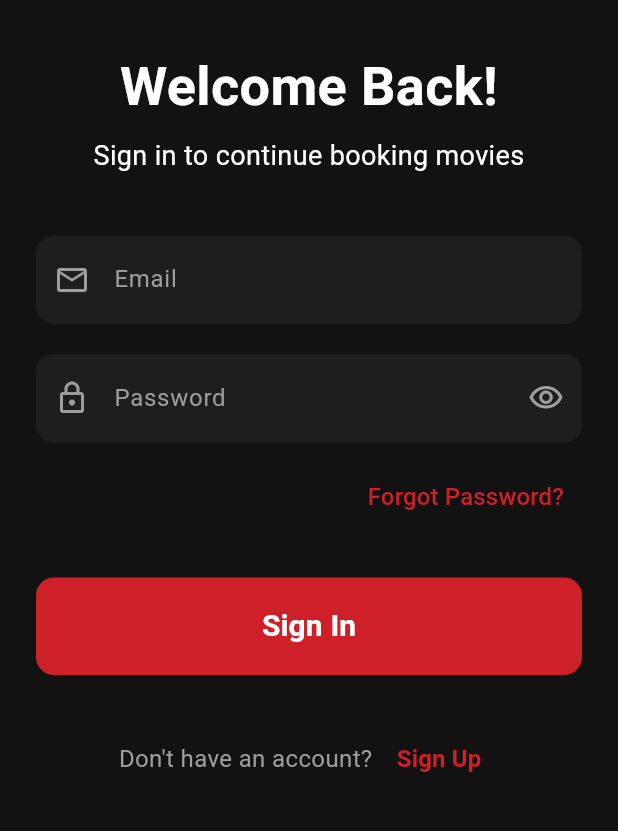
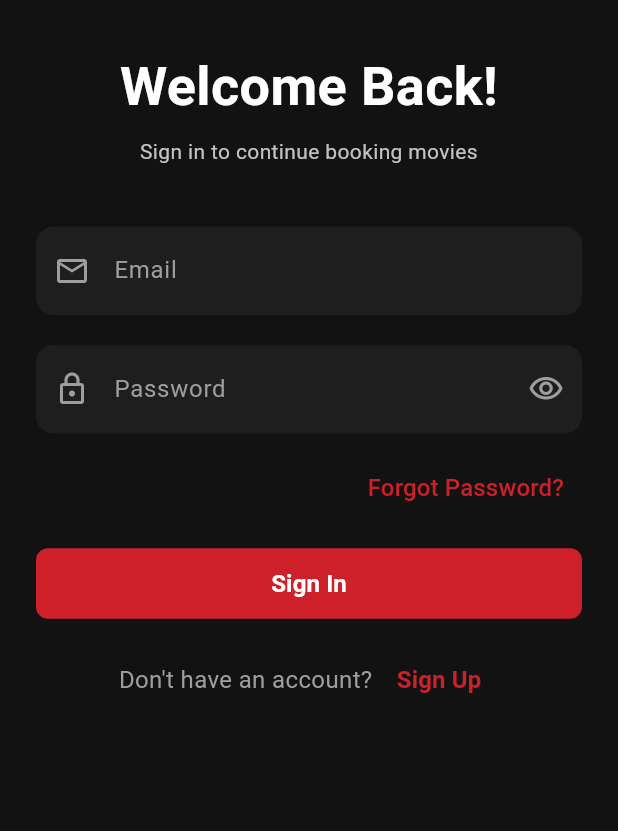
Before and after one commit to Sithi-sak/movie-booking-monorepo, a Flutter app: the screen it shows after launch, after a tap on "Sign In", on a phone screen of 412 x 824 dp, the part 264-1095 px from its top. Run offline on Flutter 3.47's test engine with Material 3 defaults, Android fonts, the phone set to English and light mode, and no system bars; our stand-ins replace carousel_slider, lottie, shared_preferences, youtube_player_flutter; network calls fail.

Commit message:
final updates

```diff
--- a/frontend/lib/data/models/developer_model.dart
+++ b/frontend/lib/data/models/developer_model.dart
@@ -17,7 +17,6 @@ class DeveloperModel {
     required this.github,
   });
 
-  // Convert from JSON
   factory DeveloperModel.fromJson(Map<String, dynamic> json) {
     return DeveloperModel(
       id: json['id'],
@@ -30,7 +29,6 @@ class DeveloperModel {
     );
   }
 
-  // Convert to JSON
   Map<String, dynamic> toJson() {
     return {
       'id': id,
--- a/frontend/lib/main.dart
+++ b/frontend/lib/main.dart
@@ -9,7 +9,6 @@ void main() {
 class MyApp extends StatelessWidget {
   const MyApp({super.key});
 
-  // This widget is the root of your application.
   @override
   Widget build(BuildContext context) {
     return MaterialApp(
--- a/frontend/lib/presentation/auth/forgot_pw.dart
+++ b/frontend/lib/presentation/auth/forgot_pw.dart
@@ -34,7 +34,7 @@ class ForgotPw extends StatelessWidget {
             const SizedBox(height: 12),
 
             Text(
-              'Enter your email address and we\ will send you a link to reset your password',
+              'Enter your email address and we will send you a link to reset your password',
               style: TextStyle(
                 color: Colors.grey[400],
                 fontSize: 14,
--- a/frontend/lib/presentation/auth/sign_in.dart
+++ b/frontend/lib/presentation/auth/sign_in.dart
@@ -122,8 +122,8 @@ class _SignInState extends State<SignIn> {
                 const Text(
                   'Sign in to continue booking movies',
                   style: TextStyle(
-                    color: Colors.white,
-                    fontSize: 18,
+                    color: Color.fromARGB(255, 194, 194, 194),
+                    fontSize: 14,
                   ),
                   textAlign: TextAlign.center,
                 ),
@@ -237,7 +237,7 @@ class _SignInState extends State<SignIn> {
                   ),
                 ),
 
-                const SizedBox(height: 30),
+                const SizedBox(height: 16),
 
                 //sign in button
                 SizedBox(
@@ -247,9 +247,9 @@ class _SignInState extends State<SignIn> {
                     style: ElevatedButton.styleFrom(
                       backgroundColor: const Color(0xFFCE2029),
                       foregroundColor: Colors.white,
-                      padding: const EdgeInsets.symmetric(vertical: 18),
+                      padding: const EdgeInsets.symmetric(vertical: 12),
                       shape: RoundedRectangleBorder(
-                        borderRadius: BorderRadius.circular(12),
+                        borderRadius: BorderRadius.circular(8),
                       ),
                       elevation: 0,
                     ),
@@ -265,14 +265,14 @@ class _SignInState extends State<SignIn> {
                         : const Text(
                             'Sign In',
                             style: TextStyle(
-                              fontSize: 20,
+                              fontSize: 16,
                               fontWeight: FontWeight.bold,
                             ),
                           ),
                   ),
                 ),
 
-                const SizedBox(height: 32),
+                const SizedBox(height: 16),
 
                 //sign up
                 Row(
@@ -302,8 +302,6 @@ class _SignInState extends State<SignIn> {
                     ),
                   ],
                 ),
-
-                const SizedBox(height: 20),
               ],
             ),
           ),
--- a/frontend/lib/presentation/auth/welcome.dart
+++ b/frontend/lib/presentation/auth/welcome.dart
@@ -55,7 +55,7 @@ class Welcome extends StatelessWidget {
 
               SizedBox(
                 width: double.infinity,
-                height: 56,
+                height: 44,
                 child: ElevatedButton(
                   onPressed: () {
                     Navigator.push(context, MaterialPageRoute(builder: (context) => SignIn()));
@@ -65,7 +65,7 @@ class Welcome extends StatelessWidget {
                     foregroundColor: Colors.white,
                     elevation: 0,
                     shape: RoundedRectangleBorder(
-                      borderRadius: BorderRadius.circular(16),
+                      borderRadius: BorderRadius.circular(8),
                     ),
                   ),
                   child: const Text(
@@ -81,7 +81,7 @@ class Welcome extends StatelessWidget {
 
               SizedBox(
                 width: double.infinity,
-                height: 56,
+                height: 44,
                 child: OutlinedButton(
                   onPressed: () {
                     Navigator.push(context, MaterialPageRoute(builder: (context) => SignUp()));
@@ -92,7 +92,7 @@ class Welcome extends StatelessWidget {
                     elevation: 0,
                     side: const BorderSide(color: Color(0xFFCE2029), width: 2),
                     shape: RoundedRectangleBorder(
-                      borderRadius: BorderRadius.circular(16),
+                      borderRadius: BorderRadius.circular(8),
                     ),
                   ),
                   child: const Text(
--- a/frontend/lib/presentation/screens/about/about_screen.dart
+++ b/frontend/lib/presentation/screens/about/about_screen.dart
@@ -162,9 +162,9 @@ class _AnimatedDeveloperCardState extends State<_AnimatedDeveloperCard>
       child: Container(
         padding: const EdgeInsets.all(8),
         decoration: BoxDecoration(
-          color: Colors.white.withOpacity(0.05),
+          color: Colors.white.withValues(alpha: 0.05),
           borderRadius: BorderRadius.circular(30),
-          border: Border.all(color: Colors.white.withOpacity(0.1)),
+          border: Border.all(color: Colors.white.withValues(alpha: 0.1)),
         ),
         child: Icon(icon, color: AppTheme.primaryRed, size: 20),
       ),
--- a/frontend/lib/presentation/screens/booking/ticket_booking_screen.dart
+++ b/frontend/lib/presentation/screens/booking/ticket_booking_screen.dart
@@ -274,7 +274,7 @@ class _TicketBookingScreenState extends State<TicketBookingScreen>
           Container(
             decoration: BoxDecoration(
               color: AppTheme.surfaceDark.withValues(alpha: 0.8),
-              borderRadius: BorderRadius.circular(12),
+              borderRadius: BorderRadius.circular(100),
             ),
             child: IconButton(
               icon: Icon(Icons.arrow_back_ios_new, color: AppTheme.textPrimary),
@@ -1392,7 +1392,7 @@ class _TicketBookingScreenState extends State<TicketBookingScreen>
             ),
           if (currentStep > 0) const SizedBox(width: 16),
           Expanded(
-            flex: 2,
+            flex: 1,
             child: ElevatedButton(
               onPressed: _canProceed() ? () {
                 if (currentStep == 2) {
```
Also changed, not shown: frontend/lib/presentation/auth/sign_up.dart (+6 -8 lines), frontend/lib/presentation/screens/booking/booking_confirmation_screen.dart (+6 -6 lines), frontend/lib/presentation/screens/booking/payment_screen.dart (+10 -10 lines).
